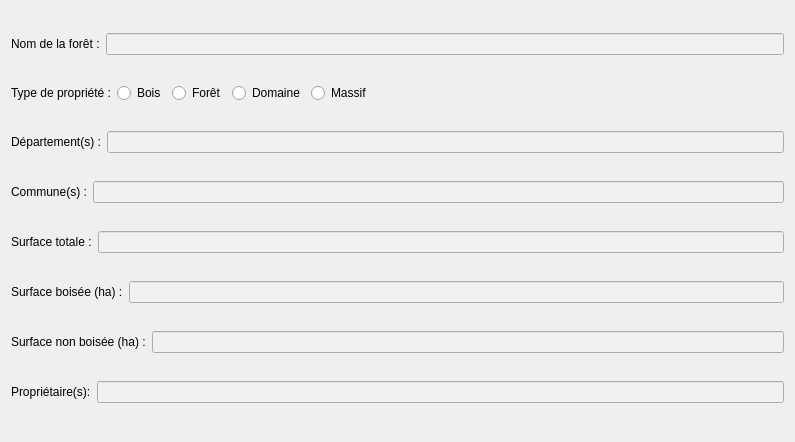
This is qsequoia2/modules/forest_data/forest_data.ui in SequoiApp/Qsequoia2 as Qt 5 draws it before an edit. The edited form follows.
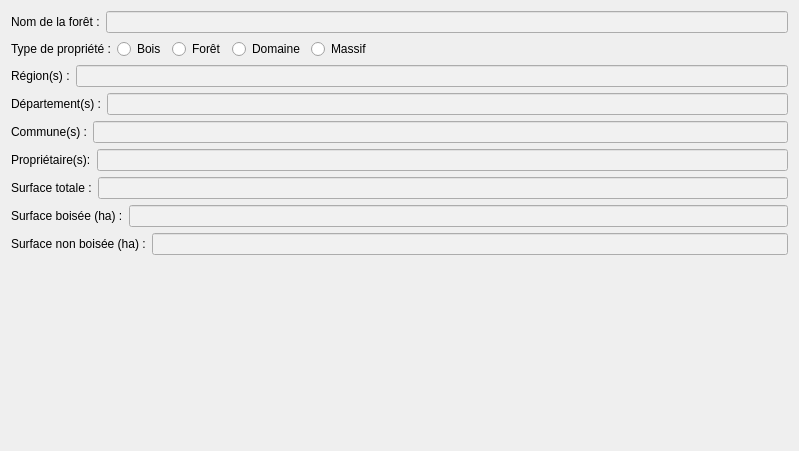
This is the edited form.

Commit message: refactor get_forest_data

```diff
--- a/qsequoia2/modules/forest_data/forest_data.ui
+++ b/qsequoia2/modules/forest_data/forest_data.ui
@@ -6,8 +6,8 @@
    <rect>
     <x>0</x>
     <y>0</y>
-    <width>795</width>
-    <height>442</height>
+    <width>799</width>
+    <height>451</height>
    </rect>
   </property>
   <property name="windowTitle">
@@ -92,6 +92,31 @@
      </item>
     </layout>
    </item>
+   <item>
+    <layout class="QHBoxLayout" name="horizontalLayout">
+     <item>
+      <widget class="QLabel" name="lbl_region">
+       <property name="text">
+        <string>Région(s) :</string>
+       </property>
+      </widget>
+     </item>
+     <item>
+      <widget class="QLineEdit" name="reg_name_le">
+       <property name="enabled">
+        <bool>true</bool>
+       </property>
+       <property name="styleSheet">
+        <string notr="true">background-color: rgb(241, 241, 241);
+font: 9pt &quot;Garamond&quot;;</string>
+       </property>
+       <property name="readOnly">
+        <bool>true</bool>
+       </property>
+      </widget>
+     </item>
+    </layout>
+   </item>
    <item>
     <layout class="QHBoxLayout" name="horizontalLayout_3">
      <item>
@@ -127,7 +152,32 @@
       </widget>
      </item>
      <item>
-      <widget class="QLineEdit" name="city_edit">
+      <widget class="QLineEdit" name="city_le">
+       <property name="enabled">
+        <bool>true</bool>
+       </property>
+       <property name="styleSheet">
+        <string notr="true">background-color: rgb(241, 241, 241);
+font: 9pt &quot;Garamond&quot;;</string>
+       </property>
+       <property name="readOnly">
+        <bool>true</bool>
+       </property>
+      </widget>
+     </item>
+    </layout>
+   </item>
+   <item>
+    <layout class="QHBoxLayout" name="horizontalLayout_8">
+     <item>
+      <widget class="QLabel" name="lbl_owner">
+       <property name="text">
+        <string>Propriétaire(s):</string>
+       </property>
+      </widget>
+     </item>
+     <item>
+      <widget class="QLineEdit" name="owner_le">
        <property name="enabled">
         <bool>true</bool>
        </property>
@@ -218,29 +268,17 @@
     </layout>
    </item>
    <item>
-    <layout class="QHBoxLayout" name="horizontalLayout_8">
-     <item>
-      <widget class="QLabel" name="lbl_owner">
-       <property name="text">
-        <string>Propriétaire(s):</string>
-       </property>
-      </widget>
-     </item>
-     <item>
-      <widget class="QLineEdit" name="owner_edit">
-       <property name="enabled">
-        <bool>true</bool>
-       </property>
-       <property name="styleSheet">
-        <string notr="true">background-color: rgb(241, 241, 241);
-font: 9pt &quot;Garamond&quot;;</string>
-       </property>
-       <property name="readOnly">
-        <bool>true</bool>
-       </property>
-      </widget>
-     </item>
-    </layout>
+    <spacer name="verticalSpacer">
+     <property name="orientation">
+      <enum>Qt::Vertical</enum>
+     </property>
+     <property name="sizeHint" stdset="0">
+      <size>
+       <width>20</width>
+       <height>40</height>
+      </size>
+     </property>
+    </spacer>
    </item>
   </layout>
  </widget>
```
Left out of the diff: 8 changed lines with no effect on the pictures. The commit also changes 5 other files.
